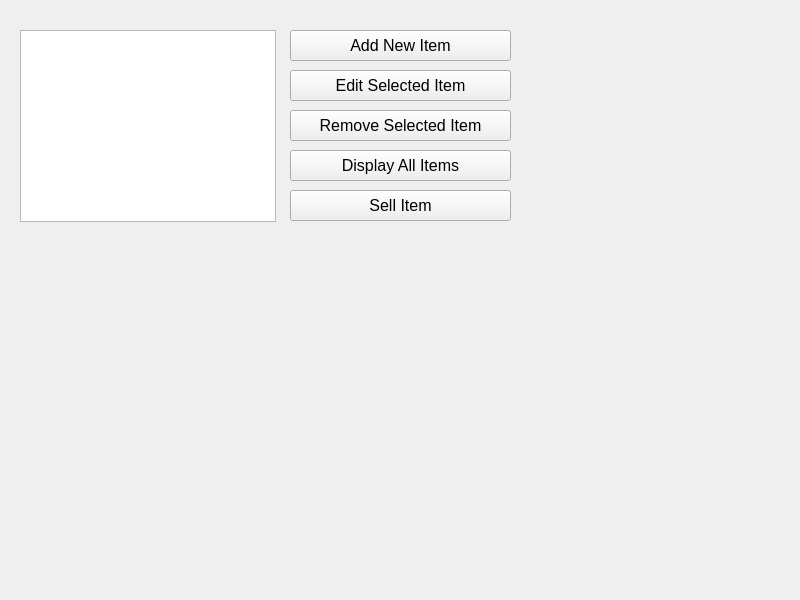
First picture: the form in Store/mainwindow.ui, repository SamanOmidi/GroceryStore, before the edit.
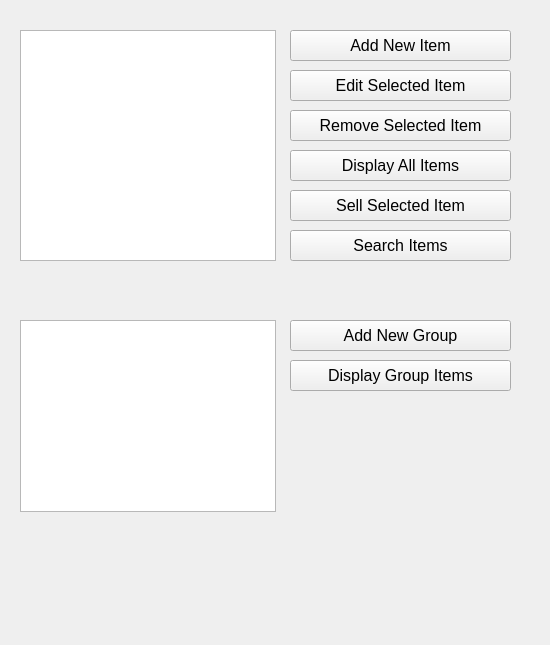
Second picture: the form after the edit.

Commit message: Added search option to the program.

```diff
--- a/Store/mainwindow.ui
+++ b/Store/mainwindow.ui
@@ -6,8 +6,8 @@
    <rect>
     <x>0</x>
     <y>0</y>
-    <width>800</width>
-    <height>600</height>
+    <width>550</width>
+    <height>645</height>
    </rect>
   </property>
   <property name="windowTitle">
@@ -74,7 +74,7 @@
       <x>20</x>
       <y>30</y>
       <width>256</width>
-      <height>192</height>
+      <height>231</height>
      </rect>
     </property>
     <property name="sizePolicy">
@@ -122,7 +122,76 @@
      </font>
     </property>
     <property name="text">
-     <string>Sell Item</string>
+     <string>Sell Selected Item</string>
+    </property>
+   </widget>
+   <widget class="QListWidget" name="grouplist">
+    <property name="geometry">
+     <rect>
+      <x>20</x>
+      <y>320</y>
+      <width>256</width>
+      <height>192</height>
+     </rect>
+    </property>
+    <property name="font">
+     <font>
+      <pointsize>11</pointsize>
+     </font>
+    </property>
+   </widget>
+   <widget class="QPushButton" name="addnewgroupbutton">
+    <property name="geometry">
+     <rect>
+      <x>290</x>
+      <y>320</y>
+      <width>221</width>
+      <height>31</height>
+     </rect>
+    </property>
+    <property name="font">
+     <font>
+      <pointsize>12</pointsize>
+     </font>
+    </property>
+    <property name="text">
+     <string>Add New Group</string>
+    </property>
+   </widget>
+   <widget class="QPushButton" name="displaygroupitemsbutton">
+    <property name="geometry">
+     <rect>
+      <x>290</x>
+      <y>360</y>
+      <width>221</width>
+      <height>31</height>
+     </rect>
+    </property>
+    <property name="font">
+     <font>
+      <pointsize>12</pointsize>
+     </font>
+    </property>
+    <property name="text">
+     <string>Display Group Items</string>
+    </property>
+   </widget>
+   <widget class="QPushButton" name="searchitemsbutton">
+    <property name="geometry">
+     <rect>
+      <x>290</x>
+      <y>230</y>
+      <width>221</width>
+      <height>31</height>
+     </rect>
+    </property>
+    <property name="font">
+     <font>
+      <pointsize>12</pointsize>
+     </font>
+    </property>
+    <property name="text">
+     <string>Search Items</string>
     </property>
    </widget>
   </widget>
```
Left out of the diff: 6 changed lines with no effect on the pictures. The commit also changes 11 other files.
